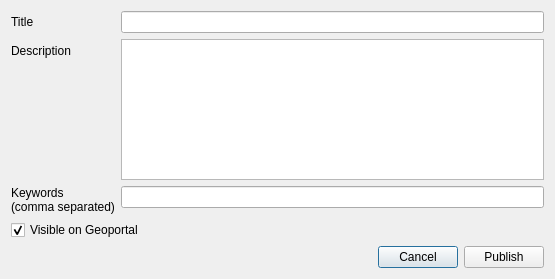
This is ui/publish_dialog_base.ui in giscube/giscube-admin-qgis-plugin as Qt 5 draws it before an edit. The edited form follows.
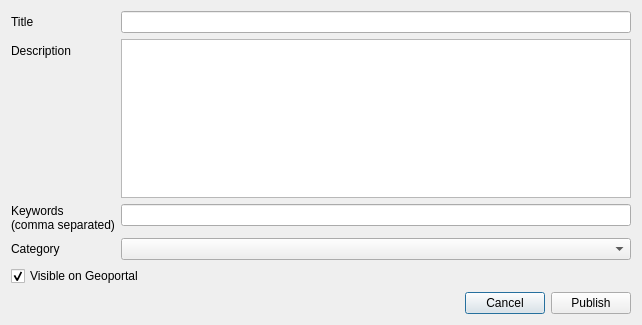
This is the edited form.

Commit message: Add category option in publish dialog

The edit to the form file:
```diff
--- a/ui/publish_dialog_base.ui
+++ b/ui/publish_dialog_base.ui
@@ -6,8 +6,8 @@
    <rect>
     <x>0</x>
     <y>0</y>
-    <width>555</width>
-    <height>279</height>
+    <width>642</width>
+    <height>325</height>
    </rect>
   </property>
   <property name="windowTitle">
@@ -46,6 +46,16 @@
      <item row="2" column="1">
       <widget class="QLineEdit" name="keywords"/>
      </item>
+     <item row="3" column="0">
+      <widget class="QLabel" name="category_label">
+       <property name="text">
+        <string>Category</string>
+       </property>
+      </widget>
+     </item>
+     <item row="3" column="1">
+      <widget class="QComboBox" name="category"/>
+     </item>
     </layout>
    </item>
    <item>
```
The commit also changes 2 other files.
